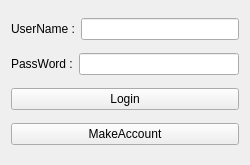
The window that widget.ui (radical-p/HeyDay-IUT) describes before a commit, drawn with Qt 5.
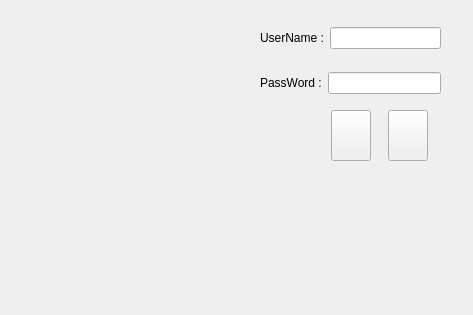
The same window after the commit.

Diff of the .ui file:
```diff
--- a/widget.ui
+++ b/widget.ui
@@ -6,13 +6,25 @@
    <rect>
     <x>0</x>
     <y>0</y>
-    <width>250</width>
-    <height>165</height>
+    <width>473</width>
+    <height>315</height>
    </rect>
   </property>
   <property name="windowTitle">
    <string>Widget</string>
   </property>
+  <property name="layoutDirection">
+   <enum>Qt::LeftToRight</enum>
+  </property>
+  <widget class="QWidget" name="verticalLayoutWidget">
+   <property name="geometry">
+    <rect>
+     <x>260</x>
+     <y>10</y>
+     <width>181</width>
+     <height>101</height>
+    </rect>
+   </property>
   <layout class="QVBoxLayout" name="verticalLayout">
    <item>
     <layout class="QHBoxLayout" name="horizontalLayout">
@@ -42,21 +54,55 @@
      </item>
     </layout>
    </item>
-   <item>
-    <widget class="QPushButton" name="pushButton_2">
-     <property name="text">
-      <string>Login</string>
-     </property>
-    </widget>
-   </item>
+   </layout>
+  </widget>
+  <widget class="QWidget" name="horizontalLayoutWidget">
+   <property name="geometry">
+    <rect>
+     <x>320</x>
+     <y>110</y>
+     <width>121</width>
+     <height>51</height>
+    </rect>
+   </property>
+   <layout class="QHBoxLayout" name="horizontalLayout_3">
    <item>
     <widget class="QPushButton" name="pushButton">
+      <property name="sizePolicy">
+       <sizepolicy hsizetype="Fixed" vsizetype="Minimum">
+        <horstretch>0</horstretch>
+        <verstretch>0</verstretch>
+       </sizepolicy>
+      </property>
+      <property name="cursor">
+       <cursorShape>PointingHandCursor</cursorShape>
+      </property>
+      <property name="layoutDirection">
+       <enum>Qt::RightToLeft</enum>
+      </property>
      <property name="text">
-      <string>MakeAccount</string>
+       <string/>
+      </property>
+     </widget>
+    </item>
+    <item>
+     <widget class="QPushButton" name="pushButton_2">
+      <property name="sizePolicy">
+       <sizepolicy hsizetype="Fixed" vsizetype="Minimum">
+        <horstretch>0</horstretch>
+        <verstretch>0</verstretch>
+       </sizepolicy>
+      </property>
+      <property name="layoutDirection">
+       <enum>Qt::RightToLeft</enum>
+      </property>
+      <property name="text">
+       <string/>
      </property>
     </widget>
    </item>
   </layout>
+  </widget>
  </widget>
  <resources/>
  <connections/>
```
Left out of the diff: 3 changed lines with no effect on the pictures. Lines whose indentation alone changed are shown as unchanged.
